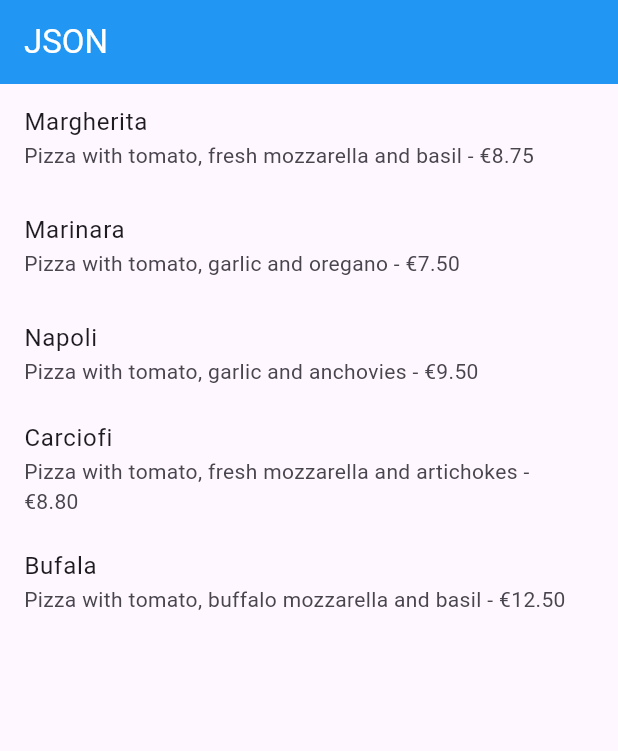
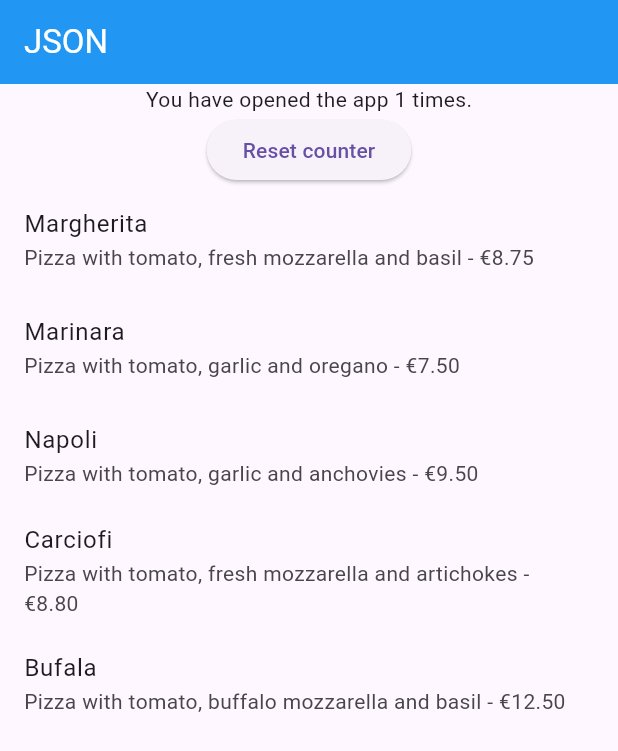
Before and after one commit to Ersaoktaviannn/ersaoktavian_store_data, a Flutter app: the screen it shows after launch, on a phone screen of 412 x 824 dp. Shown: the top 751 px of the screen. Run offline on Flutter 3.47's test engine with Material 3 defaults, Android fonts, the phone set to English and light mode, and no system bars; our stand-ins replace shared_preferences.

Commit message:
third commit

```diff
--- a/lib/main.dart
+++ b/lib/main.dart
@@ -1,5 +1,6 @@
 import 'dart:convert';
 import 'package:flutter/material.dart';
+import 'package:shared_preferences/shared_preferences.dart';
 import './pizza.dart';
 
 void main() {
@@ -31,6 +32,7 @@ class MyHomePage extends StatefulWidget {
 
 class MyHomePageState extends State<MyHomePage> {
   List<Pizza> myPizzas = []; // List untuk menyimpan objek Pizza
+  int appCounter = 0; // Counter untuk tracking jumlah membuka aplikasi
 
   @override
   void initState() {
@@ -40,6 +42,7 @@ class MyHomePageState extends State<MyHomePage> {
         myPizzas = value;
       });
     });
+    readAndWritePreference(); // Memanggil SharedPreferences saat initState
   }
 
   Future<List<Pizza>> readJsonFile() async {
@@ -58,6 +61,24 @@ class MyHomePageState extends State<MyHomePage> {
     return pizzas;
   }
 
+  Future readAndWritePreference() async {
+    SharedPreferences prefs = await SharedPreferences.getInstance();
+    appCounter = prefs.getInt('appCounter') ?? 0;
+    appCounter++;
+    await prefs.setInt('appCounter', appCounter);
+    setState(() {
+      appCounter = appCounter;
+    });
+  }
+
+  Future deletePreference() async {
+    SharedPreferences prefs = await SharedPreferences.getInstance();
+    await prefs.clear();
+    setState(() {
+      appCounter = 0;
+    });
+  }
+
   String convertToJSON(List<Pizza> pizzas) {
     return jsonEncode(pizzas.map((pizza) => pizza.toJson()).toList());
   }
@@ -74,7 +95,21 @@ class MyHomePageState extends State<MyHomePage> {
         ),
         backgroundColor: Colors.blue, // Warna seluruh latar belakang AppBar
       ),
-      body: ListView.builder(
+      body: Container(
+        child: Center(
+          child: Column(
+            mainAxisAlignment: MainAxisAlignment.spaceEvenly,
+            children: [
+              Text(
+                  'You have opened the app $appCounter times.'),
+              ElevatedButton(
+                onPressed: () {
+                  deletePreference();
+                },
+                child: Text('Reset counter'),
+              ),
+              Expanded(
+                child: ListView.builder(
                   itemCount: myPizzas.length,
                   itemBuilder: (context, index) {
                     return ListTile(
@@ -85,6 +120,11 @@ class MyHomePageState extends State<MyHomePage> {
                     );
                   },
                 ),
+              ),
+            ],
+          ),
+        ),
+      ),
     );
   }
 }
--- a/pubspec.yaml
+++ b/pubspec.yaml
@@ -35,6 +35,7 @@ dependencies:
   # The following adds the Cupertino Icons font to your application.
   # Use with the CupertinoIcons class for iOS style icons.
   cupertino_icons: ^1.0.8
+  shared_preferences: ^2.3.3
 
 dev_dependencies:
   flutter_test:
```
Also changed, not shown: pubspec.lock, 1 other file. Lines whose indentation alone changed are shown as unchanged.
